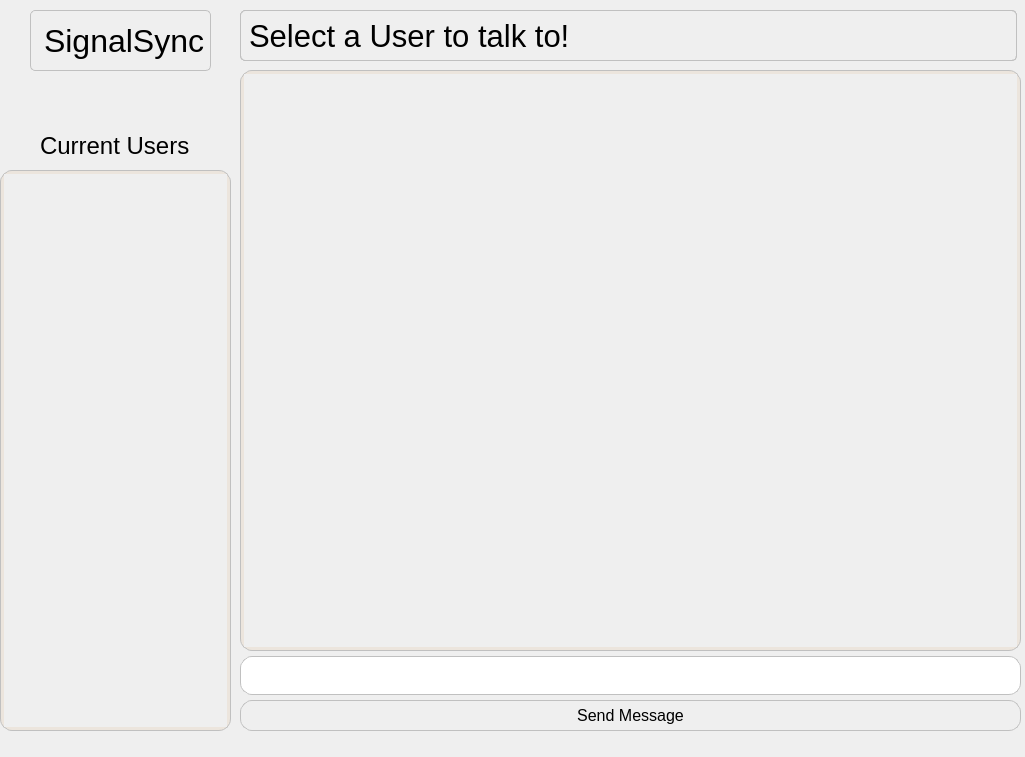
The window that ChatAppClient/ChattingWindow.ui (pahuljotmatharoo/SignalSync-client) describes before a commit, drawn with Qt 5.
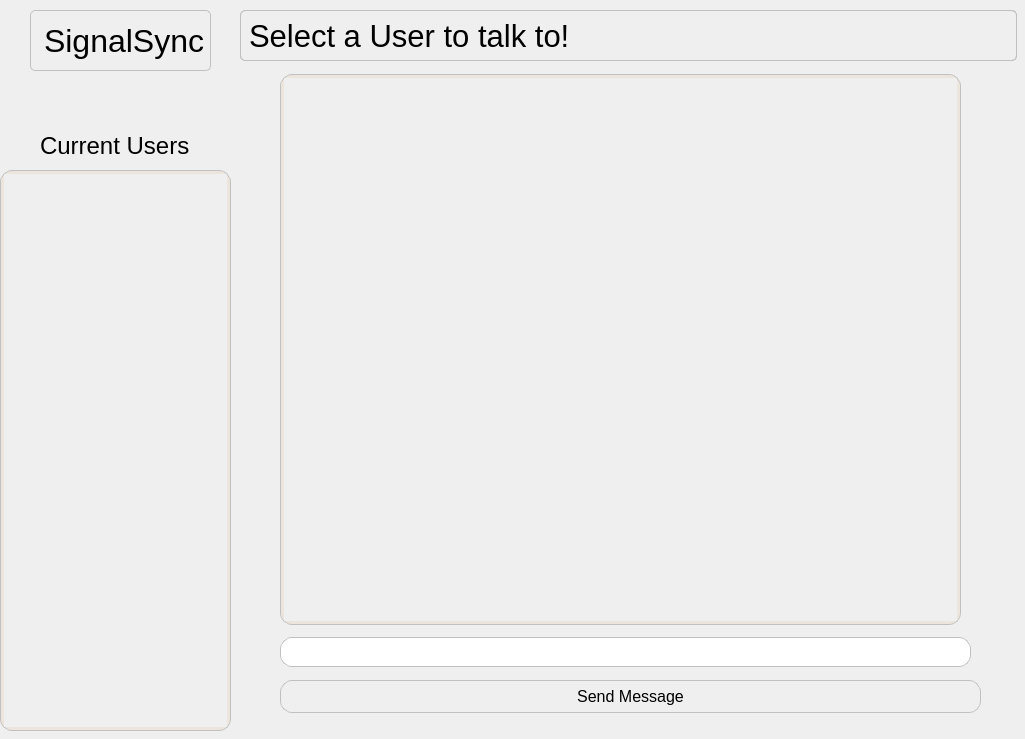
The same window after the commit.

The edit to the form file:
```diff
--- a/ChatAppClient/ChattingWindow.ui
+++ b/ChatAppClient/ChattingWindow.ui
@@ -7,7 +7,7 @@
     <x>0</x>
     <y>0</y>
     <width>1025</width>
-    <height>757</height>
+    <height>739</height>
    </rect>
   </property>
   <property name="sizePolicy">
@@ -92,106 +92,6 @@
      </item>
     </layout>
    </widget>
-   <widget class="QWidget" name="layoutWidget">
-    <property name="geometry">
-     <rect>
-      <x>240</x>
-      <y>70</y>
-      <width>781</width>
-      <height>661</height>
-     </rect>
-    </property>
-    <layout class="QVBoxLayout" name="verticalLayout">
-     <property name="spacing">
-      <number>5</number>
-     </property>
-     <item>
-      <widget class="QScrollArea" name="scrollArea">
-       <property name="enabled">
-        <bool>true</bool>
-       </property>
-       <property name="autoFillBackground">
-        <bool>false</bool>
-       </property>
-       <property name="styleSheet">
-        <string notr="true">/* ===== ScrollArea &amp; viewport ===== */
-QScrollArea {
-    border: 1px solid #C0C0C0;   /* subtle outline */
-    border-radius: 12px;         /* round the outer border */
-    background-color: #ECE5DD;
-    padding: 3px;
-}
-
-/* ===== Vertical ScrollBar ===== */
-QScrollBar:vertical {
-    background: transparent;
-    width: 6px;
-    margin: 0;
-}
-QScrollBar::handle:vertical {
-    background: rgba(0,0,0,0.2);
-    min-height: 20px;
-    border-radius: 3px;
-}
-QScrollBar::add-line, QScrollBar::sub-line,
-QScrollBar::add-page, QScrollBar::sub-page {
-    height: 0px;
-}
-
-</string>
-       </property>
-       <property name="frameShape">
-        <enum>QFrame::Shape::Panel</enum>
-       </property>
-       <property name="frameShadow">
-        <enum>QFrame::Shadow::Plain</enum>
-       </property>
-       <property name="widgetResizable">
-        <bool>true</bool>
-       </property>
-       <widget class="QWidget" name="scrollAreaWidgetContents">
-        <property name="geometry">
-         <rect>
-          <x>0</x>
-          <y>0</y>
-          <width>771</width>
-          <height>578</height>
-         </rect>
-        </property>
-       </widget>
-      </widget>
-     </item>
-     <item>
-      <widget class="QLineEdit" name="Message_input">
-       <property name="enabled">
-        <bool>true</bool>
-       </property>
-       <property name="styleSheet">
-        <string notr="true">border: 1px solid #C0C0C0;   /* subtle outline */
-    border-radius: 12px;         /* round the outer border */
-    padding: 5px;</string>
-       </property>
-      </widget>
-     </item>
-     <item>
-      <widget class="QPushButton" name="sendButton">
-       <property name="font">
-        <font>
-         <pointsize>12</pointsize>
-        </font>
-       </property>
-       <property name="styleSheet">
-        <string notr="true"> border: 1px solid #C0C0C0;   /* subtle outline */
- border-radius: 12px;         /* round the outer border */
-padding: 5px;</string>
-       </property>
-       <property name="text">
-        <string>Send Message</string>
-       </property>
-      </widget>
-     </item>
-    </layout>
-   </widget>
    <widget class="QFrame" name="frame">
     <property name="geometry">
      <rect>
@@ -275,16 +175,126 @@
      <string>SignalSync</string>
     </property>
    </widget>
-  </widget>
-  <widget class="QMenuBar" name="menubar">
-   <property name="geometry">
-    <rect>
-     <x>0</x>
-     <y>0</y>
-     <width>1025</width>
-     <height>21</height>
-    </rect>
-   </property>
+   <widget class="QScrollArea" name="scrollArea">
+    <property name="enabled">
+     <bool>true</bool>
+    </property>
+    <property name="geometry">
+     <rect>
+      <x>280</x>
+      <y>74</y>
+      <width>681</width>
+      <height>551</height>
+     </rect>
+    </property>
+    <property name="autoFillBackground">
+     <bool>false</bool>
+    </property>
+    <property name="styleSheet">
+     <string notr="true">/* ===== ScrollArea &amp; viewport ===== */
+QScrollArea {
+    border: 1px solid #C0C0C0;   /* subtle outline */
+    border-radius: 12px;         /* round the outer border */
+    background-color: #ECE5DD;
+    padding: 3px;
+}
+
+/* ===== Vertical ScrollBar ===== */
+QScrollBar:vertical {
+    background: transparent;
+    width: 6px;
+    margin: 0;
+}
+QScrollBar::handle:vertical {
+    background: rgba(0,0,0,0.2);
+    min-height: 20px;
+    border-radius: 3px;
+}
+QScrollBar::add-line, QScrollBar::sub-line,
+QScrollBar::add-page, QScrollBar::sub-page {
+    height: 0px;
+}
+
+</string>
+    </property>
+    <property name="frameShape">
+     <enum>QFrame::Shape::Panel</enum>
+    </property>
+    <property name="frameShadow">
+     <enum>QFrame::Shadow::Plain</enum>
+    </property>
+    <property name="sizeAdjustPolicy">
+     <enum>QAbstractScrollArea::SizeAdjustPolicy::AdjustToContentsOnFirstShow</enum>
+    </property>
+    <property name="widgetResizable">
+     <bool>true</bool>
+    </property>
+    <widget class="QWidget" name="scrollAreaWidgetContents">
+     <property name="geometry">
+      <rect>
+       <x>0</x>
+       <y>0</y>
+       <width>673</width>
+       <height>543</height>
+      </rect>
+     </property>
+     <property name="layoutDirection">
+      <enum>Qt::LayoutDirection::LeftToRight</enum>
+     </property>
+     <widget class="QWidget" name="verticalLayoutWidget_2">
+      <property name="geometry">
+       <rect>
+        <x>10</x>
+        <y>10</y>
+        <width>651</width>
+        <height>521</height>
+       </rect>
+      </property>
+      <layout class="QVBoxLayout" name="chatLayout"/>
+     </widget>
+    </widget>
+   </widget>
+   <widget class="QLineEdit" name="Message_input">
+    <property name="enabled">
+     <bool>true</bool>
+    </property>
+    <property name="geometry">
+     <rect>
+      <x>280</x>
+      <y>637</y>
+      <width>691</width>
+      <height>30</height>
+     </rect>
+    </property>
+    <property name="styleSheet">
+     <string notr="true">border: 1px solid #C0C0C0;   /* subtle outline */
+    border-radius: 12px;         /* round the outer border */
+    padding: 5px;</string>
+    </property>
+   </widget>
+   <widget class="QPushButton" name="sendButton">
+    <property name="geometry">
+     <rect>
+      <x>280</x>
+      <y>680</y>
+      <width>701</width>
+      <height>33</height>
+     </rect>
+    </property>
+    <property name="font">
+     <font>
+      <pointsize>12</pointsize>
+     </font>
+    </property>
+    <property name="styleSheet">
+     <string notr="true"> border: 1px solid #C0C0C0;   /* subtle outline */
+ border-radius: 12px;         /* round the outer border */
+padding: 5px;</string>
+    </property>
+    <property name="text">
+     <string>Send Message</string>
+    </property>
+   </widget>
   </widget>
  </widget>
  <resources/>
```
